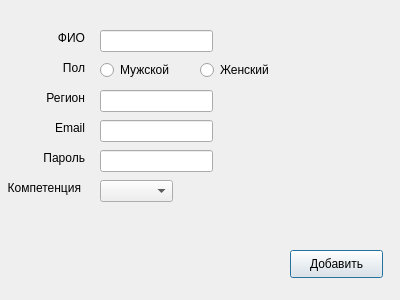
The window that ui_files/InsertUsersUi.ui (antons201/WorldSkills__CourseWork) describes before a commit, drawn with Qt 5.
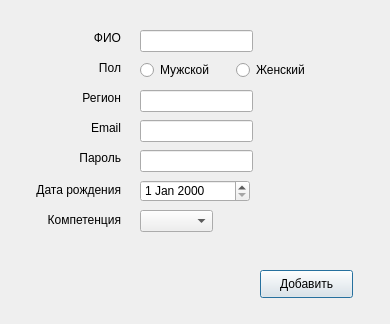
The same window after the commit.

Commit message: added output tables, adding users and other functions, bugfix

Diff of the .ui file:
```diff
--- a/ui_files/InsertUsersUi.ui
+++ b/ui_files/InsertUsersUi.ui
@@ -6,8 +6,8 @@
    <rect>
     <x>0</x>
     <y>0</y>
-    <width>400</width>
-    <height>300</height>
+    <width>390</width>
+    <height>324</height>
    </rect>
   </property>
   <property name="windowTitle">
@@ -16,7 +16,7 @@
   <widget class="QLabel" name="NameLabel">
    <property name="geometry">
     <rect>
-     <x>30</x>
+     <x>66</x>
      <y>30</y>
      <width>55</width>
      <height>16</height>
@@ -32,7 +32,7 @@
   <widget class="QLabel" name="SexLabel">
    <property name="geometry">
     <rect>
-     <x>30</x>
+     <x>66</x>
      <y>60</y>
      <width>55</width>
      <height>16</height>
@@ -48,7 +48,7 @@
   <widget class="QLabel" name="RegionLabel">
    <property name="geometry">
     <rect>
-     <x>30</x>
+     <x>66</x>
      <y>90</y>
      <width>55</width>
      <height>16</height>
@@ -64,7 +64,7 @@
   <widget class="QLabel" name="EmailLabel">
    <property name="geometry">
     <rect>
-     <x>30</x>
+     <x>66</x>
      <y>120</y>
      <width>55</width>
      <height>16</height>
@@ -80,7 +80,7 @@
   <widget class="QLabel" name="PasswordLabel">
    <property name="geometry">
     <rect>
-     <x>30</x>
+     <x>66</x>
      <y>150</y>
      <width>55</width>
      <height>16</height>
@@ -96,10 +96,10 @@
   <widget class="QLabel" name="CompetitionLabel">
    <property name="geometry">
     <rect>
-     <x>-10</x>
-     <y>180</y>
-     <width>91</width>
-     <height>16</height>
+     <x>20</x>
+     <y>210</y>
+     <width>101</width>
+     <height>20</height>
     </rect>
    </property>
    <property name="text">
@@ -112,7 +112,7 @@
   <widget class="QLineEdit" name="NameEdit">
    <property name="geometry">
     <rect>
-     <x>100</x>
+     <x>140</x>
      <y>30</y>
      <width>113</width>
      <height>22</height>
@@ -122,7 +122,7 @@
   <widget class="QLineEdit" name="RegionEdit">
    <property name="geometry">
     <rect>
-     <x>100</x>
+     <x>140</x>
      <y>90</y>
      <width>113</width>
      <height>22</height>
@@ -132,7 +132,7 @@
   <widget class="QLineEdit" name="EmailEdit">
    <property name="geometry">
     <rect>
-     <x>100</x>
+     <x>140</x>
      <y>120</y>
      <width>113</width>
      <height>22</height>
@@ -142,7 +142,7 @@
   <widget class="QLineEdit" name="PasswordEdit">
    <property name="geometry">
     <rect>
-     <x>100</x>
+     <x>140</x>
      <y>150</y>
      <width>113</width>
      <height>22</height>
@@ -152,8 +152,8 @@
   <widget class="QComboBox" name="CompetenceComboBox">
    <property name="geometry">
     <rect>
-     <x>100</x>
-     <y>180</y>
+     <x>140</x>
+     <y>210</y>
      <width>73</width>
      <height>22</height>
     </rect>
@@ -162,7 +162,7 @@
   <widget class="QRadioButton" name="MaleRadioButton">
    <property name="geometry">
     <rect>
-     <x>100</x>
+     <x>140</x>
      <y>60</y>
      <width>95</width>
      <height>20</height>
@@ -175,7 +175,7 @@
   <widget class="QRadioButton" name="FemaleRadioButton">
    <property name="geometry">
     <rect>
-     <x>200</x>
+     <x>236</x>
      <y>60</y>
      <width>95</width>
      <height>20</height>
@@ -188,8 +188,8 @@
   <widget class="QPushButton" name="InsertButton">
    <property name="geometry">
     <rect>
-     <x>290</x>
-     <y>250</y>
+     <x>260</x>
+     <y>270</y>
      <width>93</width>
      <height>28</height>
     </rect>
@@ -198,6 +198,45 @@
     <string>Добавить</string>
    </property>
   </widget>
+  <widget class="QLabel" name="BirthLabel">
+   <property name="geometry">
+    <rect>
+     <x>10</x>
+     <y>180</y>
+     <width>111</width>
+     <height>20</height>
+    </rect>
+   </property>
+   <property name="text">
+    <string>Дата рождения</string>
+   </property>
+   <property name="alignment">
+    <set>Qt::AlignRight|Qt::AlignTrailing|Qt::AlignVCenter</set>
+   </property>
+  </widget>
+  <widget class="QDateEdit" name="BirthEdit">
+   <property name="geometry">
+    <rect>
+     <x>140</x>
+     <y>180</y>
+     <width>110</width>
+     <height>22</height>
+    </rect>
+   </property>
+  </widget>
+  <widget class="QLabel" name="ErrorLabel">
+   <property name="geometry">
+    <rect>
+     <x>10</x>
+     <y>250</y>
+     <width>55</width>
+     <height>16</height>
+    </rect>
+   </property>
+   <property name="text">
+    <string/>
+   </property>
+  </widget>
  </widget>
  <resources/>
  <connections/>
```
The commit also changes 15 other files.
